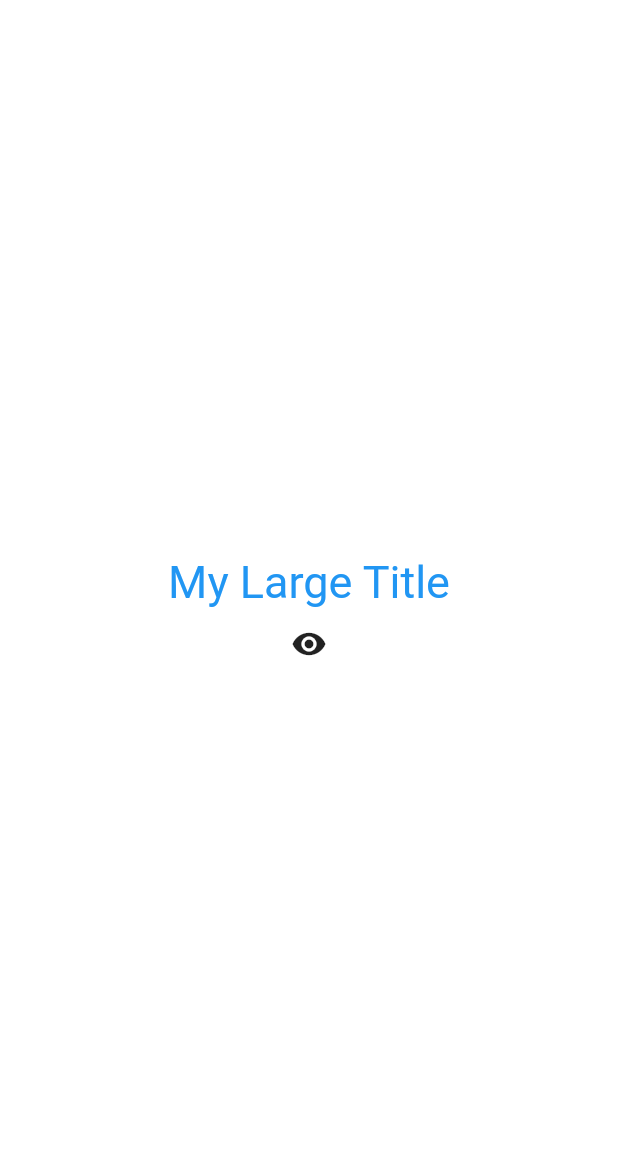
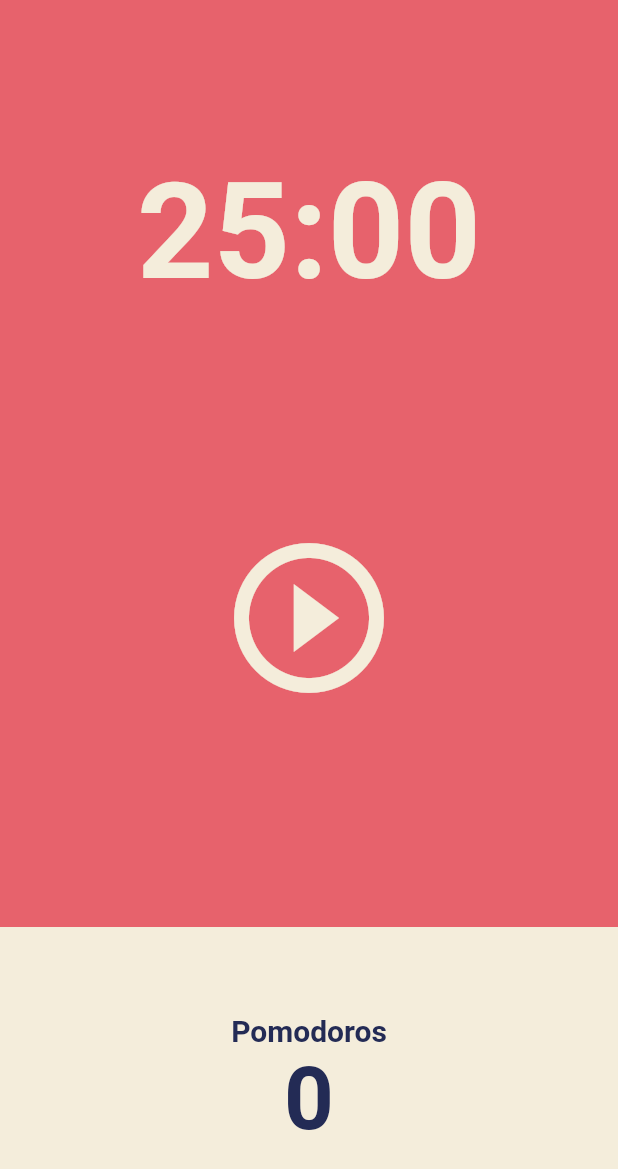
Before and after one commit to zak1ller/-, a Flutter app: the screen it shows after launch, on a phone screen of 412 x 824 dp. Shown: the top 1169 px of the screen. Run offline on Flutter 3.47's test engine with Material 2 defaults, Android fonts, the phone set to English and light mode, and no system bars.

Commit message:
5.0 User Interface

```diff
--- a/lib/main.dart
+++ b/lib/main.dart
@@ -1,5 +1,5 @@
 import 'package:flutter/material.dart';
-import 'package:flutter_test_1/pomodoro/source/pomodoro_home.dart';
+import 'package:flutter_test_1/pomodoro/views/pomodoro_home.dart';
 // import 'package:flutter_test_1/ui_test/source/ui_test_home.dart';
 import 'package:logging/logging.dart';
 
@@ -14,5 +14,27 @@ void main() {
   });
 
   // runApp(const UITestHome());
-  runApp(const PomodoroHome());
+  runApp(const App());
 }
+
+class App extends StatelessWidget {
+  const App({super.key});
+
+  @override
+  Widget build(BuildContext context) {
+    return MaterialApp(
+      theme: ThemeData(
+        cardColor: const Color(0xFFF4EDDB),
+        colorScheme: ColorScheme.fromSwatch(
+          backgroundColor: const Color(0xFFe7626C),
+        ),
+        textTheme: const TextTheme(
+          displayLarge: TextStyle(
+            color: Color(0xFF232B55),
+          ),
+        ),
+      ),
+      home: const HomeView(),
+    );
+  }
+}
--- a/lib/pomodoro/source/pomodoro_home.dart
+++ /dev/null
@@ -1,85 +0,0 @@
-import 'package:flutter/material.dart';
-
-class PomodoroHome extends StatefulWidget {
-  const PomodoroHome({super.key});
-
-  @override
-  State<PomodoroHome> createState() => _PomorodoHomeState();
-}
-
-class _PomorodoHomeState extends State<PomodoroHome> {
-  int counter = 0;
-  bool showTitle = true;
-
-  @override
-  void initState() {
-    super.initState();
-  }
-
-  @override
-  void dispose() {
-    super.dispose();
-  }
-
-  void onClickCountButton() {
-    setState(() {
-      counter += 1;
-    });
-  }
-
-  void toggleTitle() {
-    setState(() {
-      showTitle = !showTitle;
-    });
-  }
-
-  @override
-  Widget build(BuildContext context) {
-    return MaterialApp(
-      theme: ThemeData(
-        textTheme: const TextTheme(
-          titleLarge: TextStyle(
-            color: Colors.blue,
-          ),
-        ),
-      ),
-      home: Scaffold(
-        backgroundColor: Colors.white,
-        body: Center(
-          child: Column(
-            mainAxisAlignment: MainAxisAlignment.center,
-            children: [
-              showTitle ? const MyLargeTitle() : const Text('Nothing'),
-              IconButton(
-                onPressed: toggleTitle,
-                icon: const Icon(Icons.remove_red_eye),
-              ),
-            ],
-          ),
-        ),
-      ),
-    );
-  }
-}
-
-class MyLargeTitle extends StatefulWidget {
-  const MyLargeTitle({
-    super.key,
-  });
-
-  @override
-  State<MyLargeTitle> createState() => _MyLargeTitleState();
-}
-
-class _MyLargeTitleState extends State<MyLargeTitle> {
-  @override
-  Widget build(BuildContext context) {
-    return Text(
-      'My Large Title',
-      style: TextStyle(
-        fontSize: 30,
-        color: Theme.of(context).textTheme.titleLarge?.color,
-      ),
-    );
-  }
-}
--- /dev/null
+++ b/lib/pomodoro/views/pomodoro_home.dart
@@ -0,0 +1,83 @@
+import 'package:flutter/material.dart';
+
+class HomeView extends StatefulWidget {
+  const HomeView({super.key});
+
+  @override
+  State<HomeView> createState() => _HomeViewState();
+}
+
+class _HomeViewState extends State<HomeView> {
+  @override
+  Widget build(BuildContext context) {
+    return Scaffold(
+      backgroundColor: Theme.of(context).colorScheme.background,
+      body: Column(
+        children: [
+          Flexible(
+            flex: 1,
+            child: Container(
+              alignment: Alignment.bottomCenter,
+              child: Text(
+                '25:00',
+                style: TextStyle(
+                  color: Theme.of(context).cardColor,
+                  fontSize: 89,
+                  fontWeight: FontWeight.w600,
+                ),
+              ),
+            ),
+          ),
+          Flexible(
+            flex: 2,
+            child: Center(
+              child: IconButton(
+                onPressed: () {},
+                icon: const Icon(Icons.play_circle_outline),
+                iconSize: 120,
+                color: Theme.of(context).cardColor,
+              ),
+            ),
+          ),
+          Flexible(
+            flex: 1,
+            child: Row(
+              children: [
+                Expanded(
+                  child: Container(
+                    decoration: BoxDecoration(
+                      color: Theme.of(context).cardColor,
+                    ),
+                    child: Column(
+                      mainAxisAlignment: MainAxisAlignment.center,
+                      children: [
+                        Text(
+                          'Pomodoros',
+                          style: TextStyle(
+                            fontSize: 20,
+                            fontWeight: FontWeight.w600,
+                            color:
+                                Theme.of(context).textTheme.displayLarge!.color,
+                          ),
+                        ),
+                        Text(
+                          '0',
+                          style: TextStyle(
+                            fontSize: 58,
+                            fontWeight: FontWeight.w600,
+                            color:
+                                Theme.of(context).textTheme.displayLarge!.color,
+                          ),
+                        ),
+                      ],
+                    ),
+                  ),
+                ),
+              ],
+            ),
+          ),
+        ],
+      ),
+    );
+  }
+}
```
